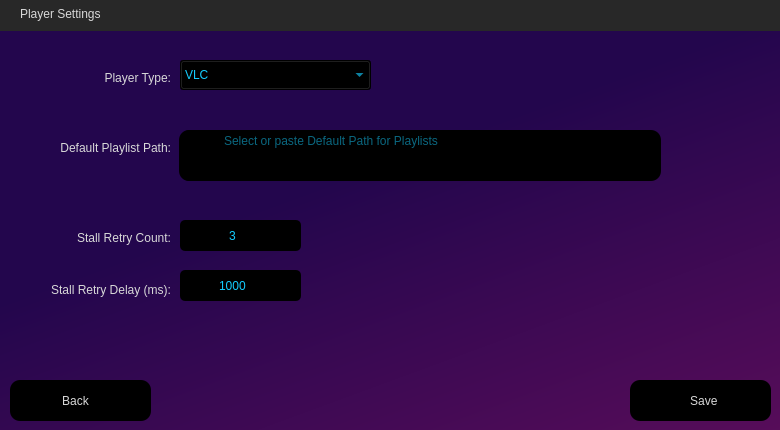
The window that assets/PlayerSettings.ui (ifreddyrod/SpyderPlayer) describes before a commit, drawn with Qt 5.
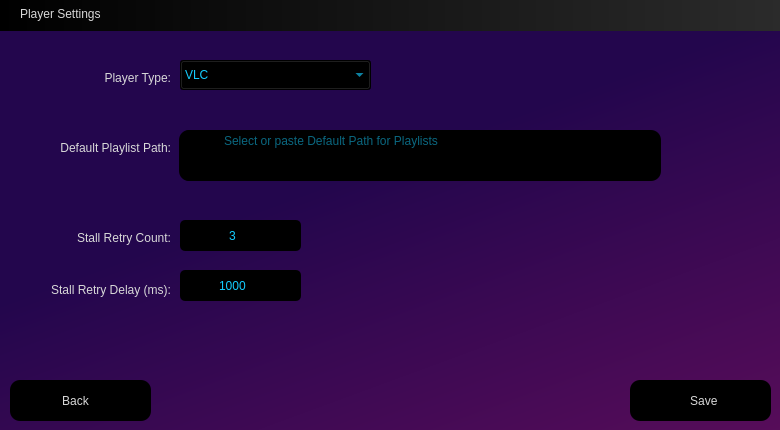
The same window after the commit. Icons and pictures are not drawn.

Commit message: - Fixed a bug with a stream with an invalid source not resetting correctly and retrying. - Modified the title bar of setting screens to use black to gray gradient.

Patch:
```diff
--- a/assets/PlayerSettings.ui
+++ b/assets/PlayerSettings.ui
@@ -101,7 +101,9 @@
     </rect>
    </property>
    <property name="styleSheet">
-    <string notr="true">background-color: rgb(40, 40, 40);</string>
+    <string notr="true">/*background-color: rgb(40, 40, 40);*/
+
+background-color: qlineargradient(spread:pad, x1:0, y1:0, x2:1, y2:0, stop:0 rgba(0, 0, 0, 255), stop:1 rgba(43, 43, 43, 255));</string>
    </property>
    <widget class="QLabel" name="Titlebar_label">
     <property name="geometry">
@@ -112,6 +114,9 @@
       <height>21</height>
      </rect>
     </property>
+    <property name="styleSheet">
+     <string notr="true">background-color: transparent;</string>
+    </property>
     <property name="text">
      <string>Player Settings</string>
     </property>
```
The commit also changes 8 other files.
